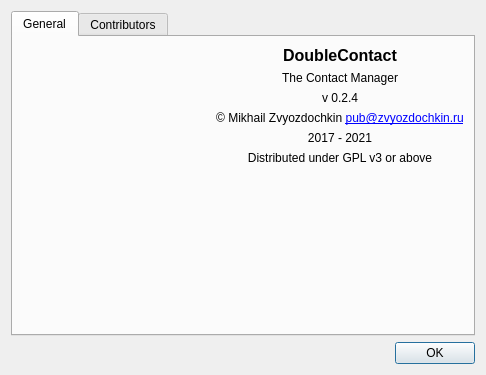
Old version of the form app/aboutdialog.ui in the repository DarkHobbit/doublecontact.
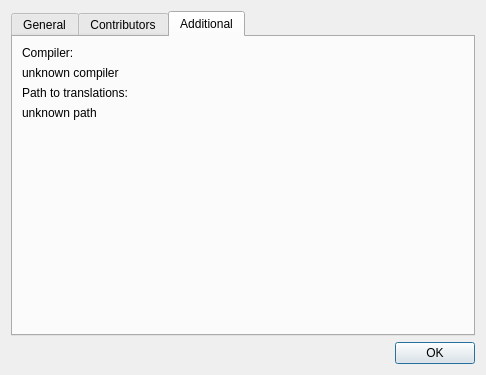
New version of the form. The open tabs and pages were chosen to show the change. Icons and pictures are not drawn.

Commit message: Build and config info added in About dialog

The edit to the form file:
```diff
--- a/app/aboutdialog.ui
+++ b/app/aboutdialog.ui
@@ -137,6 +137,57 @@
        </item>
       </layout>
      </widget>
+     <widget class="QWidget" name="tabAdditional">
+      <attribute name="title">
+       <string>Additional</string>
+      </attribute>
+      <layout class="QVBoxLayout" name="layAdditional">
+       <item>
+        <widget class="QLabel" name="lbCompilerName">
+         <property name="text">
+          <string>Compiler:</string>
+         </property>
+        </widget>
+       </item>
+       <item>
+        <widget class="QLabel" name="lbCompilerValue">
+         <property name="text">
+          <string>unknown compiler</string>
+         </property>
+        </widget>
+       </item>
+       <item>
+        <widget class="QLabel" name="lbTrasPathName">
+         <property name="text">
+          <string>Path to translations:</string>
+         </property>
+        </widget>
+       </item>
+       <item>
+        <widget class="QLabel" name="lbTrasPathValue">
+         <property name="text">
+          <string>unknown path</string>
+         </property>
+        </widget>
+       </item>
+       <item>
+        <spacer name="spacerAdditional">
+         <property name="orientation">
+          <enum>Qt::Vertical</enum>
+         </property>
+         <property name="sizeType">
+          <enum>QSizePolicy::Expanding</enum>
+         </property>
+         <property name="sizeHint" stdset="0">
+          <size>
+           <width>20</width>
+           <height>20</height>
+          </size>
+         </property>
+        </spacer>
+       </item>
+      </layout>
+     </widget>
     </widget>
    </item>
    <item>
```
The commit also changes 1 other file.
